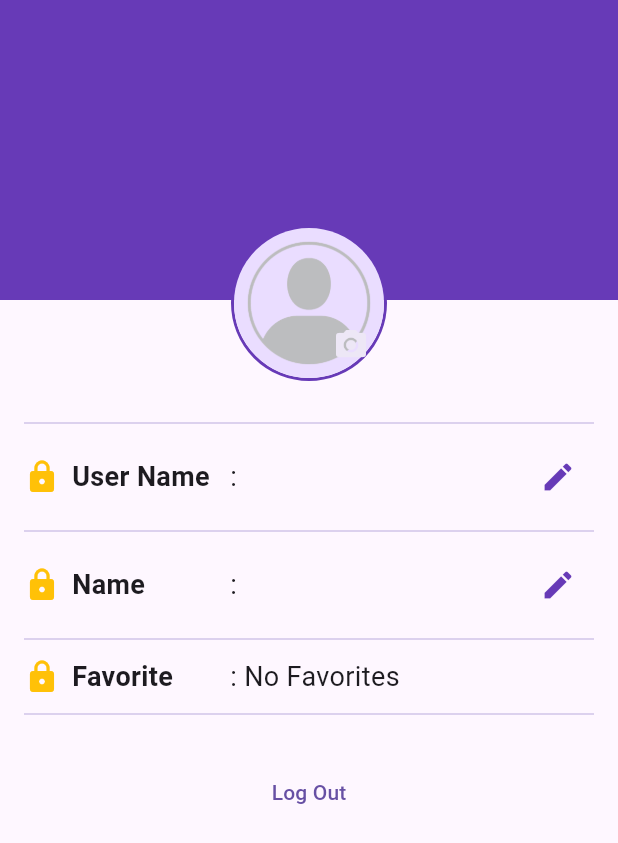
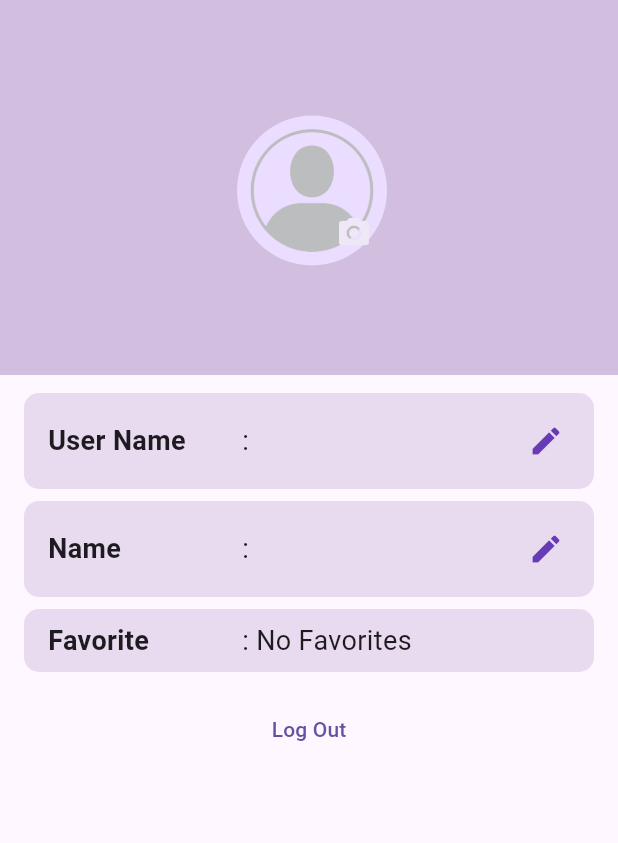
Before and after one commit to AnnisaAllyaSalsabillah/Frontend_Team_ReviewBuku, a Flutter app: the ProfileScreen screen opened directly, on a phone screen of 412 x 824 dp. Shown: the top 843 px of the screen. Run offline on Flutter 3.47's test engine with Material 3 defaults, Android fonts, the phone set to English and light mode, and no system bars; our stand-ins replace another_flutter_splash_screen, cached_network_image, image_picker, shared_preferences; missing offline and left inert: encrypt; accounts and stored records are empty.

Commit message:
update profile - main

```diff
--- a/reviewbuku/lib/screens/Profile.dart
+++ b/reviewbuku/lib/screens/Profile.dart
@@ -29,22 +29,20 @@ class _ProfileScreenState extends State<ProfileScreen> {
   Future<void> logOut() async {
     final SharedPreferences prefs = await SharedPreferences.getInstance();
     await prefs.setBool('isSignedIn', false);
-    // await prefs.setString('name', '');
-    // await prefs.setString('username', '');
-    // await prefs.setString('password', '');
     Navigator.pushReplacementNamed(context, '/signin');
   }
-
 
   // Fungsi untuk mengambil gambar
   Future<void> selectImage() async {
     final ImagePicker picker = ImagePicker();
-    final XFile? selectedImage = await picker.pickImage(source: ImageSource.camera);
+    final XFile? selectedImage =
+        await picker.pickImage(source: ImageSource.camera);
 
     if (selectedImage != null) {
       setState(() {
         image = File(selectedImage.path);
-        print("Selected image path: ${selectedImage.path}");  // Set the image file to the state
+        print(
+            "Selected image path: ${selectedImage.path}"); // Set the image file to the state
       });
     }
   }
@@ -57,7 +55,8 @@ class _ProfileScreenState extends State<ProfileScreen> {
 
   // Fungsi untuk mengedit user name
   Future<void> _editUserName() async {
-    final TextEditingController controller = TextEditingController(text: userName);
+    final TextEditingController controller =
+        TextEditingController(text: userName);
 
     await showDialog(
       context: context,
@@ -76,7 +75,8 @@ class _ProfileScreenState extends State<ProfileScreen> {
             TextButton(
               child: const Text('Save'),
               onPressed: () async {
-                final SharedPreferences prefs = await SharedPreferences.getInstance();
+                final SharedPreferences prefs =
+                    await SharedPreferences.getInstance();
                 setState(() {
                   userName = controller.text;
                 });
@@ -102,7 +102,8 @@ class _ProfileScreenState extends State<ProfileScreen> {
 
   // Fungsi untuk mengedit full name
   Future<void> _editFullName() async {
-    final TextEditingController controller = TextEditingController(text: fullName);
+    final TextEditingController controller =
+        TextEditingController(text: fullName);
 
     await showDialog(
       context: context,
@@ -122,7 +123,8 @@ class _ProfileScreenState extends State<ProfileScreen> {
               child: const Text('Save'),
               onPressed: () async {
                 final String newName = controller.text;
-                final SharedPreferences prefs = await SharedPreferences.getInstance();
+                final SharedPreferences prefs =
+                    await SharedPreferences.getInstance();
                 final String encryptedName = encryptText(newName);
 
                 setState(() {
@@ -142,8 +144,8 @@ class _ProfileScreenState extends State<ProfileScreen> {
   @override
   void initState() {
     super.initState();
-    _checkLoginStatus();  // Mengecek status login saat pertama kali membuka layar
-    _loadProfileData();  // Memuat data profil pengguna
+    _checkLoginStatus();
+    _loadProfileData();
   }
 
   // Mengecek status login dari SharedPreferences
@@ -157,6 +159,7 @@ class _ProfileScreenState extends State<ProfileScreen> {
       Navigator.pushReplacementNamed(context, '/signin');
     }
   }
+
   Future<Map<String, String>> _retrieveAndDecryptDataFromPrefs(
     SharedPreferences sharedPreferences,
   ) async {
@@ -186,6 +189,7 @@ Future<Map<String, String>> _retrieveAndDecryptDataFromPrefs(
       return {};
     }
   }
+
   // Memuat data profil pengguna dari SharedPreferences
   Future<void> _loadProfileData() async {
     final prefs = await SharedPreferences.getInstance();
@@ -196,8 +200,10 @@ Future<Map<String, String>> _retrieveAndDecryptDataFromPrefs(
       final decryptedPassword = data['fullname'];
       setState(() {
         fullName = decryptedPassword ?? "Fullname tidak ditemukan.";
-          userName = decryptedUsername ?? "Username tidak ditemukan."; // Ambil username
-          favoriteCandiCount = prefs.getInt('favoriteCandiCount') ?? 0; // Ambil count favorite
+        userName =
+            decryptedUsername ?? "Username tidak ditemukan."; // Ambil username
+        favoriteCandiCount =
+            prefs.getInt('favoriteCandiCount') ?? 0; // Ambil count favorite
       });
     }
   }
@@ -205,7 +211,8 @@ Future<Map<String, String>> _retrieveAndDecryptDataFromPrefs(
   // Fungsi untuk menyimpan data saat user mendaftar
   Future<void> saveProfileData(String name, String username) async {
     final SharedPreferences prefs = await SharedPreferences.getInstance();
-    await prefs.setString('currentName', encryptText(name)); // Simpan nama lengkap terenkripsi
+    await prefs.setString(
+        'currentName', encryptText(name)); // Simpan nama lengkap terenkripsi
     await prefs.setString('currentUsername', username); // Simpan username
     await prefs.setBool('isSignedIn', true); // Set status login
   }
@@ -213,27 +220,26 @@ Future<Map<String, String>> _retrieveAndDecryptDataFromPrefs(
   @override
   Widget build(BuildContext context) {
     return Scaffold(
-      body: Stack(
+      body: Column(
+        children: [
+          // Bagian header dengan background ungu dan avatar
+          Stack(
             children: [
               Container(
-            height: 200, width: double.infinity, color: Colors.deepPurple,
+                height: 250,
+                width: double.infinity,
+                color: Color.fromRGBO(210, 190, 223, 1.0),
               ),
-          Padding(
-            padding: const EdgeInsets.symmetric(horizontal: 16),
-            child: Column(
-              children: [
-                // Profile Header dengan gambar profil
-                Align(
-                  alignment: Alignment.topCenter,
-                  child: Padding(
-                    padding: const EdgeInsets.only(top: 200 - 50),
+              Positioned(
+                top: 125 - 50, // Atur agar avatar berada di tengah area ungu
+                left: MediaQuery.of(context).size.width / 2 - 50,
                 child: Stack(
                   alignment: Alignment.bottomRight,
                   children: [
                     Container(
                       decoration: BoxDecoration(
                         border: Border.all(
-                              color: Colors.deepPurple,
+                          color: Color.fromRGBO(210, 190, 223, 1.0),
                           width: 2,
                         ),
                         shape: BoxShape.circle,
@@ -256,25 +262,31 @@ Future<Map<String, String>> _retrieveAndDecryptDataFromPrefs(
                   ],
                 ),
               ),
+            ],
           ),
-                const SizedBox(height: 20),
-                Divider(color: Colors.deepPurple[100]),
-                const SizedBox(height: 4),
+          const SizedBox(height: 8),
 
-                // Baris UserName
-                Row(
+          // Bagian konten (UserName, Name, Favorite)
+          Expanded(
+            child: Padding(
+              padding: const EdgeInsets.symmetric(horizontal: 16),
+              child: Column(
+                children: [
+                  // UserName
+                  Container(
+                    decoration: BoxDecoration(
+                      color: Color.fromRGBO(210, 190, 223, 0.5),
+                      borderRadius: BorderRadius.circular(10),
+                    ),
+                    padding: const EdgeInsets.all(8),
+                    margin: const EdgeInsets.symmetric(vertical: 4),
+                    child: Row(
                       children: [
                         SizedBox(
                           width: MediaQuery.of(context).size.width / 3,
                           child: const Row(
                             children: [
-                          Icon(
-                            Icons.lock,
-                            color: Colors.amber,
-                          ),
-                          SizedBox(
-                            width: 8,
-                          ),
+                              SizedBox(width: 8),
                               Text(
                                 'User Name ',
                                 style: TextStyle(
@@ -292,29 +304,29 @@ Future<Map<String, String>> _retrieveAndDecryptDataFromPrefs(
                           ),
                         ),
                         IconButton(
-                      icon: Icon(Icons.edit, color: Colors.deepPurple),
-                      onPressed: _editUserName, // Fungsi untuk mengedit nama pengguna
+                          icon:
+                              const Icon(Icons.edit, color: Colors.deepPurple),
+                          onPressed: _editUserName,
                         ),
                       ],
                     ),
-                const SizedBox(height: 4),
-                Divider(color: Colors.deepPurple[100]),
-                const SizedBox(height: 4),
+                  ),
 
-                // Baris Full Name
-                Row(
+                  // Full Name
+                  Container(
+                    decoration: BoxDecoration(
+                      color: Color.fromRGBO(210, 190, 223, 0.5),
+                      borderRadius: BorderRadius.circular(10),
+                    ),
+                    padding: const EdgeInsets.all(8),
+                    margin: const EdgeInsets.symmetric(vertical: 4),
+                    child: Row(
                       children: [
                         SizedBox(
                           width: MediaQuery.of(context).size.width / 3,
                           child: const Row(
                             children: [
-                          Icon(
-                            Icons.lock,
-                            color: Colors.amber,
-                          ),
-                          SizedBox(
-                            width: 8,
-                          ),
+                              SizedBox(width: 8),
                               Text(
                                 'Name ',
                                 style: TextStyle(
@@ -333,27 +345,27 @@ Future<Map<String, String>> _retrieveAndDecryptDataFromPrefs(
                         ),
                         IconButton(
                           icon: Icon(Icons.edit, color: Colors.deepPurple),
-                      onPressed: _editFullName, // Fungsi untuk mengedit nama lengkap
+                          onPressed: _editFullName,
                         ),
                       ],
                     ),
-                const SizedBox(height: 4),
-                Divider(color: Colors.deepPurple[100]),
-                const SizedBox(height: 4),
+                  ),
 
-                Row(
+                  // Favorite
+                  Container(
+                    decoration: BoxDecoration(
+                      color: Color.fromRGBO(210, 190, 223, 0.5),
+                      borderRadius: BorderRadius.circular(10),
+                    ),
+                    padding: const EdgeInsets.all(8),
+                    margin: const EdgeInsets.symmetric(vertical: 4),
+                    child: Row(
                       children: [
                         SizedBox(
                           width: MediaQuery.of(context).size.width / 3,
                           child: const Row(
                             children: [
-                          Icon(
-                            Icons.lock,
-                            color: Colors.amber,
-                          ),
-                          SizedBox(
-                            width: 8,
-                          ),
+                              SizedBox(width: 8),
                               Text(
                                 'Favorite ',
                                 style: TextStyle(
@@ -374,13 +386,22 @@ Future<Map<String, String>> _retrieveAndDecryptDataFromPrefs(
                         ),
                       ],
                     ),
-                const SizedBox(height: 4),
-                Divider(color: Colors.deepPurple[100]),
-                const SizedBox(height: 20),
-                isSignedIn
-                    ? TextButton(onPressed: logOut, child: const Text('Log Out'))
-                    : TextButton(onPressed: signIn, child: const Text('Sign in')),
+                  ),
+                  const SizedBox(height: 10),
+
+                  // Tombol Sign In / Log Out
+                  if (isSignedIn)
+                    TextButton(
+                      onPressed: logOut,
+                      child: const Text('Log Out'),
+                    )
+                  else
+                    TextButton(
+                      onPressed: signIn,
+                      child: const Text('Sign in'),
+                    ),
                 ],
+              ),
             ),
           ),
         ],
```
Also changed, not shown: reviewbuku/lib/main.dart (+39 -56 lines), reviewbuku/lib/screens/Report.dart (deleted, +0 -174 lines). Lines whose indentation alone changed are shown as unchanged.
